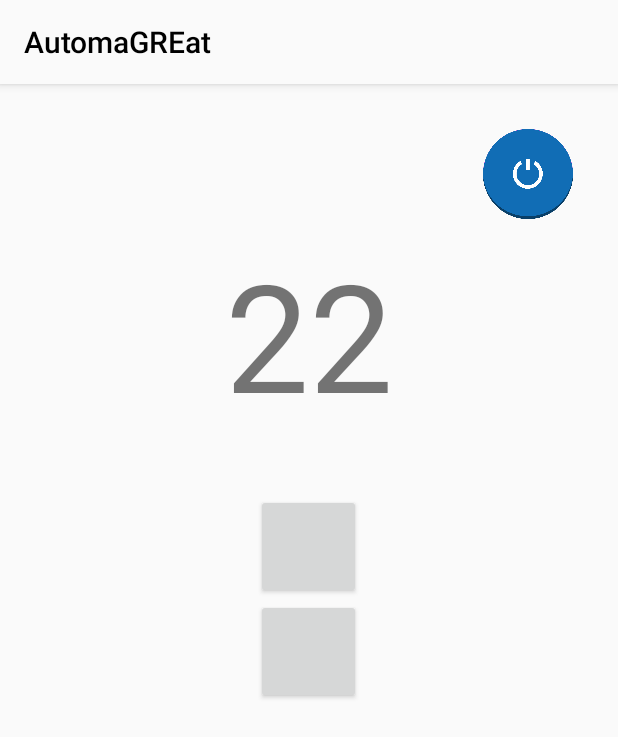
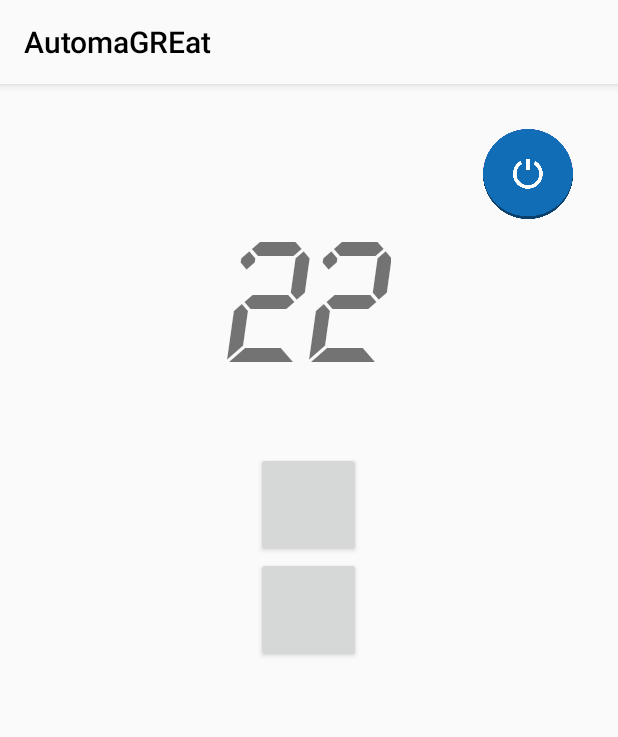
Before and after one commit to IoTGroup/ProjetoIoT, an Android app: the fragment AirFragment shown on its own in the app's theme, on a phone screen of 412 x 824 dp. Shown: the top 737 px of the screen. Run offline under Robolectric (Android 15) with nearby library versions, the phone set to English and light mode, and no system bars; libraries missing offline, so code that uses them is left out: br.ufc.great; 5 statements that could not run were skipped.

```diff
--- a/AutomaGREat/app/src/main/java/automa/great/ufc/br/automagreat/view/fragment/AirFragment.java
+++ b/AutomaGREat/app/src/main/java/automa/great/ufc/br/automagreat/view/fragment/AirFragment.java
@@ -34,15 +34,14 @@ public class AirFragment extends Fragment implements ContextListener {
 
     @Override
     public View onCreateView(LayoutInflater inflater, @Nullable ViewGroup container, @Nullable Bundle savedInstanceState) {
-        View v = inflater.inflate(R.layout.fragment_air,container,false);
+        View v = inflater.inflate(R.layout.fragment_air, container, false);
 
         //Resource air0 = new Resource("All A/C", "", Resource.AIR);
         //Resource air1 = new Resource("Air1", "close to the door", Resource.AIR);
         //Resource air2 = new Resource("Air2", "far from the door", Resource.AIR);
 
 
-
-       // this.context = getActivity();
+        // this.context = getActivity();
 
         //lv_air = (ListView) v.findViewById(R.id.lv_air);
 
@@ -55,7 +54,7 @@ public class AirFragment extends Fragment implements ContextListener {
 //            }
 //        });
 
-        setTypeface();
+        setTypeface(v);
 
         // registra este ContextListener no ContextManager do Loccam
         ContextManager.getInstance().registerListener(this);
@@ -80,9 +79,9 @@ public class AirFragment extends Fragment implements ContextListener {
         return ContextKeys.CONTROL_AC;
     }
 
-    private void setTypeface(){
-       // TextView tx = (TextView)getView().findViewById(R.id.temperatureTV);
-       // Typeface custom_font = Typeface.createFromAsset(getContext().getAssets(), "fonts/LCDM2B__.TTF");
-       // tx.setTypeface(custom_font);
+    private void setTypeface(View v) {
+        TextView tx = (TextView) v.findViewById(R.id.temperatureTV);
+        Typeface custom_font = Typeface.createFromAsset(getContext().getAssets(), "fonts/LCDM2B__.TTF");
+        tx.setTypeface(custom_font);
     }
 }
```
Also changed, not shown: 11 other files.
